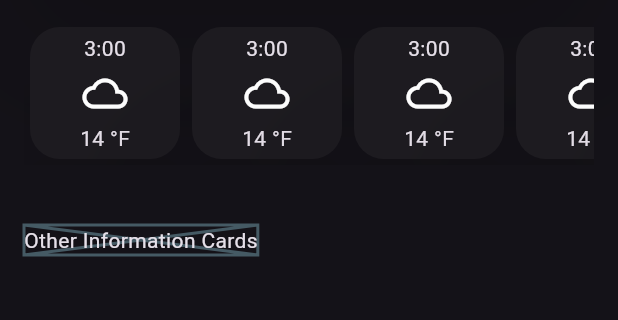
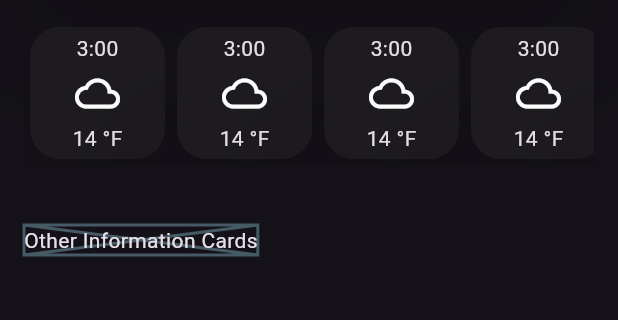
Before and after one commit to samrocks03/LearningFlutter, a Flutter app: the screen it shows after launch, on a phone screen of 412 x 824 dp, the part 480-800 px from its top. Run offline on Flutter 3.47's test engine with Material 2 defaults, Android fonts, the phone set to English and light mode, and no system bars.

Commit message:
Updated width of weather forecast cards

```diff
--- a/weather_apk/lib/screen.dart
+++ b/weather_apk/lib/screen.dart
@@ -152,7 +152,7 @@ class HourlyForecastWidget extends StatelessWidget {
             ),
 
           child : Container(
-            width: 100,
+            width: 90,
             padding: EdgeInsets.all(4.0),
             child: Column(
               children: [
```
